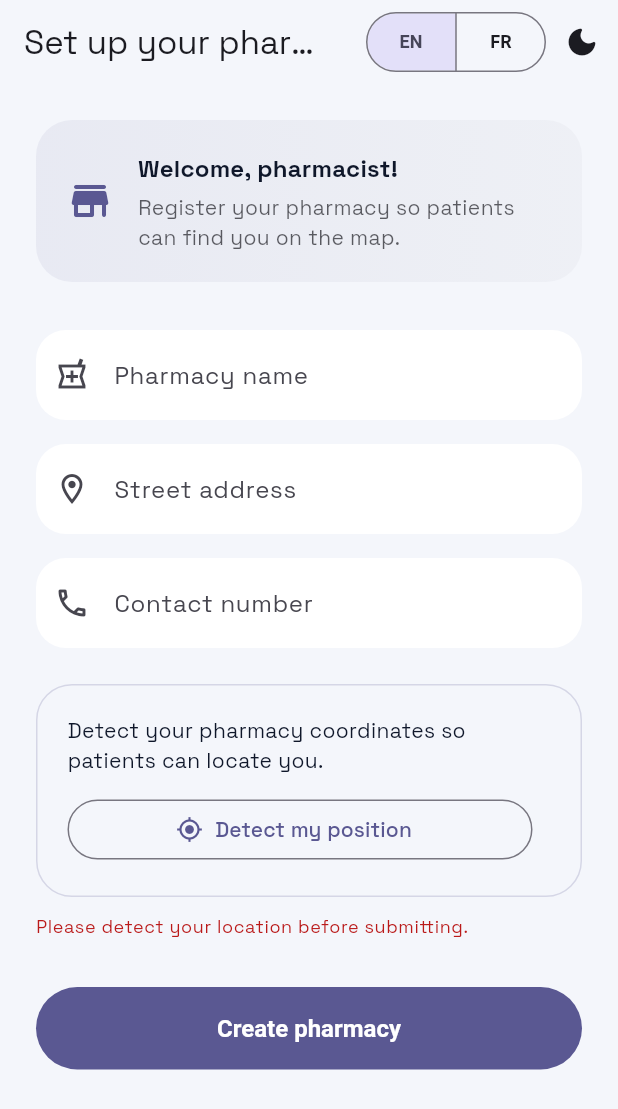
After one commit to Kynmmarshall/drug_spot, a Flutter app: the PharmacySetupScreen screen opened directly, on a phone screen of 412 x 824 dp. The commit adds this screen. Shown: the top 1109 px of the screen. Run offline on Flutter 3.47's test engine with Material 3 defaults, Android fonts, the phone set to English and light mode, and no system bars; our stand-ins replace flutter_svg, google_fonts, shared_preferences; accounts and stored records are empty.

Commit message:
udate frontend routes and api service to meet backend setup

```diff
--- a/lib/core/app_state.dart
+++ b/lib/core/app_state.dart
@@ -36,6 +36,8 @@ class AppState extends ChangeNotifier {
 
   final ApiService _api;
   final LocationService _locationService;
+
+  ApiService get api => _api;
 
   // ── Initialization & auth state ──
 
@@ -80,7 +82,7 @@ class AppState extends ChangeNotifier {
 
   // ── User & profile data ──
 
-  UserProfile _profile = const UserProfile(
+  static const _emptyProfile = UserProfile(
     username: '',
     email: '',
     phone: '',
@@ -88,6 +90,8 @@ class AppState extends ChangeNotifier {
     avatarPath: 'assets/avatars/avatar_wave.svg',
     useAsset: true,
   );
+
+  UserProfile _profile = _emptyProfile;
   UserType _currentUserType = UserType.patient;
 
   UserType get currentUserType => _currentUserType;
@@ -102,6 +106,7 @@ class AppState extends ChangeNotifier {
   final GeoPoint patientLocation = const GeoPoint(lat: 3.876, lng: 11.514);
 
   String get primaryPharmacyId => _primaryPharmacyId ?? '';
+  bool get hasPharmacy => _primaryPharmacyId != null;
 
   Pharmacy get primaryPharmacy => _pharmacies[_primaryPharmacyId]!;
 
@@ -133,7 +138,7 @@ class AppState extends ChangeNotifier {
   }
 
   double _distanceBetween(GeoPoint a, GeoPoint b) {
-    const radius = 6371; // km
+    const radius = 6371;
     final dLat = _degToRad(b.lat - a.lat);
     final dLng = _degToRad(b.lng - a.lng);
     final aa = math.sin(dLat / 2) * math.sin(dLat / 2) +
@@ -167,15 +172,23 @@ class AppState extends ChangeNotifier {
 
   // ── Auth ──
 
-  Future<void> login(String username, String password) async {
+  void _applyUserData(Map<String, dynamic> userData) {
+    _profile = UserProfile.fromJson(userData);
+    _currentUserType =
+        _profile.userType == 'pharmacy' ? UserType.pharmacy : UserType.patient;
+  }
+
+  Future<Map<String, dynamic>> login(String username, String password) async {
     _isLoading = true;
     _error = null;
     notifyListeners();
 
     try {
-      await _api.login(username, password);
-      await _loadUserData();
+      final data = await _api.login(username, password);
+      _applyUserData(data['user'] as Map<String, dynamic>);
+      await _loadAppData();
       _isLoggedIn = true;
+      return data;
     } on ApiException catch (e) {
       _error = e.message;
       rethrow;
@@ -185,7 +198,7 @@ class AppState extends ChangeNotifier {
     }
   }
 
-  Future<void> register({
+  Future<Map<String, dynamic>> register({
     required String username,
     required String email,
     required String phone,
@@ -197,13 +210,17 @@ class AppState extends ChangeNotifier {
     notifyListeners();
 
     try {
-      await _api.register(
+      final data = await _api.register(
         username: username,
         email: email,
         phone: phone,
         password: password,
         userType: userType == UserType.pharmacy ? 'pharmacy' : 'patient',
       );
+      _applyUserData(data['user'] as Map<String, dynamic>);
+      await _loadAppData();
+      _isLoggedIn = true;
+      return data;
     } on ApiException catch (e) {
       _error = e.message;
       rethrow;
@@ -214,30 +231,25 @@ class AppState extends ChangeNotifier {
   }
 
   Future<void> logout() async {
-    await _api.clearToken();
+    await _api.logout();
     _isLoggedIn = false;
     _pharmacies = {};
     _medicines = [];
     _requests = [];
     _primaryPharmacyId = null;
-    _profile = const UserProfile(
-      username: '',
-      email: '',
-      phone: '',
-      bio: '',
-      avatarPath: 'assets/avatars/avatar_wave.svg',
-      useAsset: true,
-    );
+    _profile = _emptyProfile;
     notifyListeners();
   }
 
   Future<void> _loadUserData() async {
     final profileData = await _api.getProfile();
     _profile = UserProfile.fromJson(profileData);
-    _currentUserType = _profile.userType == 'pharmacy'
-        ? UserType.pharmacy
-        : UserType.patient;
+    _currentUserType =
+        _profile.userType == 'pharmacy' ? UserType.pharmacy : UserType.patient;
+    await _loadAppData();
+  }
 
+  Future<void> _loadAppData() async {
     await loadPharmacies();
     await loadMedicines();
     await loadMedicineRequests();
@@ -249,6 +261,28 @@ class AppState extends ChangeNotifier {
           .map((p) => p.id)
           .firstOrNull;
     }
+  }
+
+  // ── Pharmacy creation ──
+
+  Future<void> createPharmacy({
+    required String name,
+    required String address,
+    required double lat,
+    required double lng,
+    required String phone,
+  }) async {
+    final json = await _api.createPharmacy(
+      name: name,
+      address: address,
+      lat: lat,
+      lng: lng,
+      phone: phone,
+    );
+    final pharmacy = Pharmacy.fromJson(json);
+    _pharmacies[pharmacy.id] = pharmacy;
+    _primaryPharmacyId = pharmacy.id;
+    notifyListeners();
   }
 
   // ── Data loading ──
@@ -317,8 +351,8 @@ class AppState extends ChangeNotifier {
   // ── Profile ──
 
   Future<void> updateProfile(UserType type, UserProfile profile) async {
-    await _api.updateProfile(profile.toJson());
-    _profile = profile;
+    final data = await _api.updateProfile(profile.toJson());
+    _profile = UserProfile.fromJson(data);
     notifyListeners();
   }
 }
--- a/lib/core/localizer.dart
+++ b/lib/core/localizer.dart
@@ -104,6 +104,19 @@ class Localizer {
       'med_created': 'Medicine added successfully.',
       'med_updated': 'Medicine updated successfully.',
       'med_deleted': 'Medicine removed.',
+      'pharmacy_setup_title': 'Set up your pharmacy',
+      'pharmacy_setup_welcome': 'Welcome, pharmacist!',
+      'pharmacy_setup_subtitle':
+          'Register your pharmacy so patients can find you on the map.',
+      'pharmacy_setup_name': 'Pharmacy name',
+      'pharmacy_setup_name_error': 'Pharmacy name is required',
+      'pharmacy_setup_address': 'Street address',
+      'pharmacy_setup_address_error': 'Address is required',
+      'pharmacy_setup_location_hint':
+          'Detect your pharmacy coordinates so patients can locate you.',
+      'pharmacy_setup_location_required':
+          'Please detect your location before submitting.',
+      'pharmacy_setup_submit': 'Create pharmacy',
     },
     AppLanguage.fr: {
       'login_title': 'Trouvez une pharmacie fiable près de vous',
@@ -203,6 +216,19 @@ class Localizer {
       'med_created': 'Médicament ajouté.',
       'med_updated': 'Médicament mis à jour.',
       'med_deleted': 'Médicament supprimé.',
+      'pharmacy_setup_title': 'Configurez votre pharmacie',
+      'pharmacy_setup_welcome': 'Bienvenue, pharmacien !',
+      'pharmacy_setup_subtitle':
+          'Enregistrez votre pharmacie pour que les patients vous trouvent sur la carte.',
+      'pharmacy_setup_name': 'Nom de la pharmacie',
+      'pharmacy_setup_name_error': 'Le nom est obligatoire',
+      'pharmacy_setup_address': 'Adresse',
+      'pharmacy_setup_address_error': "L'adresse est obligatoire",
+      'pharmacy_setup_location_hint':
+          'Détectez les coordonnées de votre pharmacie pour être localisable.',
+      'pharmacy_setup_location_required':
+          'Veuillez détecter votre position avant de soumettre.',
+      'pharmacy_setup_submit': 'Créer la pharmacie',
     },
   };
 
--- a/lib/main.dart
+++ b/lib/main.dart
@@ -7,6 +7,7 @@ import 'models/user_type.dart';
 import 'screens/login_screen.dart';
 import 'screens/patient_dashboard_screen.dart';
 import 'screens/pharmacy_dashboard_screen.dart';
+import 'screens/pharmacy_setup_screen.dart';
 
 void main() {
   WidgetsFlutterBinding.ensureInitialized();
@@ -70,6 +71,9 @@ class _DrugSpotAppState extends State<DrugSpotApp> {
     }
 
     if (_state.isLoggedIn) {
+      if (_state.currentUserType == UserType.pharmacy && !_state.hasPharmacy) {
+        return const PharmacySetupScreen();
+      }
       return _state.currentUserType == UserType.pharmacy
           ? const PharmacyDashboardScreen()
           : const PatientDashboardScreen();
--- /dev/null
+++ b/lib/screens/pharmacy_setup_screen.dart
@@ -0,0 +1,261 @@
+import 'package:flutter/material.dart';
+
+import '../core/context_extensions.dart';
+import '../models/geo_point.dart';
+import '../services/api_service.dart';
+import '../widgets/language_toggle.dart';
+import '../widgets/theme_toggle_button.dart';
+import 'pharmacy_dashboard_screen.dart';
+
+class PharmacySetupScreen extends StatefulWidget {
+  const PharmacySetupScreen({super.key});
+
+  @override
+  State<PharmacySetupScreen> createState() => _PharmacySetupScreenState();
+}
+
+class _PharmacySetupScreenState extends State<PharmacySetupScreen> {
+  final _formKey = GlobalKey<FormState>();
+  final _nameController = TextEditingController();
+  final _addressController = TextEditingController();
+  final _phoneController = TextEditingController();
+  bool _submitting = false;
+  bool _locating = false;
+  GeoPoint? _detectedPoint;
+
+  @override
+  void dispose() {
+    _nameController.dispose();
+    _addressController.dispose();
+    _phoneController.dispose();
+    super.dispose();
+  }
+
+  @override
+  Widget build(BuildContext context) {
+    final theme = Theme.of(context);
+    final l10n = context.l10n;
+    final padding = MediaQuery.of(context).viewInsets.bottom + 24;
+
+    return Scaffold(
+      appBar: AppBar(
+        title: Text(l10n.t('pharmacy_setup_title')),
+        automaticallyImplyLeading: false,
+        actions: const [LanguageToggle(dense: true), ThemeToggleButton()],
+      ),
+      body: SafeArea(
+        child: SingleChildScrollView(
+          padding: EdgeInsets.fromLTRB(24, 24, 24, padding),
+          child: Column(
+            crossAxisAlignment: CrossAxisAlignment.start,
+            children: [
+              Container(
+                padding: const EdgeInsets.all(20),
+                decoration: BoxDecoration(
+                  borderRadius: BorderRadius.circular(24),
+                  gradient: LinearGradient(
+                    colors: [
+                      theme.colorScheme.primary.withValues(alpha: 0.08),
+                      theme.colorScheme.secondary.withValues(alpha: 0.04),
+                    ],
+                  ),
+                ),
+                child: Row(
+                  children: [
+                    Icon(Icons.store_rounded,
+                        color: theme.colorScheme.primary, size: 32),
+                    const SizedBox(width: 16),
+                    Expanded(
+                      child: Column(
+                        crossAxisAlignment: CrossAxisAlignment.start,
+                        children: [
+                          Text(
+                            l10n.t('pharmacy_setup_welcome'),
+                            style: theme.textTheme.titleMedium
+                                ?.copyWith(fontWeight: FontWeight.w700),
+                          ),
+                          const SizedBox(height: 4),
+                          Text(
+                            l10n.t('pharmacy_setup_subtitle'),
+                            style: theme.textTheme.bodyMedium?.copyWith(
+                              color: theme.colorScheme.onSurface
+                                  .withValues(alpha: 0.7),
+                            ),
+                          ),
+                        ],
+                      ),
+                    ),
+                  ],
+                ),
+              ),
+              const SizedBox(height: 32),
+              Form(
+                key: _formKey,
+                child: Column(
+                  children: [
+                    TextFormField(
+                      controller: _nameController,
+                      decoration: InputDecoration(
+                        labelText: l10n.t('pharmacy_setup_name'),
+                        prefixIcon: const Icon(Icons.local_pharmacy_outlined),
+                      ),
+                      validator: (v) => v == null || v.trim().isEmpty
+                          ? l10n.t('pharmacy_setup_name_error')
+                          : null,
+                    ),
+                    const SizedBox(height: 16),
+                    TextFormField(
+                      controller: _addressController,
+                      decoration: InputDecoration(
+                        labelText: l10n.t('pharmacy_setup_address'),
+                        prefixIcon: const Icon(Icons.location_on_outlined),
+                      ),
+                      validator: (v) => v == null || v.trim().isEmpty
+                          ? l10n.t('pharmacy_setup_address_error')
+                          : null,
+                    ),
+                    const SizedBox(height: 16),
+                    TextFormField(
+                      controller: _phoneController,
+                      keyboardType: TextInputType.phone,
+                      decoration: InputDecoration(
+                        labelText: l10n.t('input_phone'),
+                        prefixIcon: const Icon(Icons.phone_outlined),
+                      ),
+                      validator: (v) => v == null || v.trim().isEmpty
+                          ? l10n.t('error_phone')
+                          : null,
+                    ),
+                    const SizedBox(height: 24),
+                    Container(
+                      padding: const EdgeInsets.all(20),
+                      decoration: BoxDecoration(
+                        borderRadius: BorderRadius.circular(24),
+                        border: Border.all(
+                          color: theme.colorScheme.primary
+                              .withValues(alpha: 0.2),
+                        ),
+                      ),
+                      child: Column(
+                        crossAxisAlignment: CrossAxisAlignment.start,
+                        children: [
+                          Text(
+                            l10n.t('pharmacy_setup_location_hint'),
+                            style: theme.textTheme.bodyMedium,
+                          ),
+                          const SizedBox(height: 12),
+                          Row(
+                            children: [
+                              Expanded(
+                                child: OutlinedButton.icon(
+                                  onPressed:
+                                      _locating ? null : _handleDetectLocation,
+                                  icon: const Icon(Icons.my_location),
+                                  label: Text(
+                                    _locating
+                                        ? l10n.t('detecting_location')
+                                        : l10n.t('detect_location'),
+                                  ),
+                                ),
+                              ),
+                              const SizedBox(width: 12),
+                              if (_detectedPoint != null)
+                                Chip(
+                                  avatar: const Icon(Icons.check_circle,
+                                      size: 18),
+                                  label: Text(
+                                    _detectedPoint!.formatted(
+                                        context.appState.language),
+                                  ),
+                                ),
+                            ],
+                          ),
+                        ],
+                      ),
+                    ),
+                  ],
+                ),
+              ),
+              if (_detectedPoint == null) ...[
+                const SizedBox(height: 12),
+                Text(
+                  l10n.t('pharmacy_setup_location_required'),
+                  style: theme.textTheme.bodySmall?.copyWith(
+                    color: theme.colorScheme.error,
+                  ),
+                ),
+              ],
+              const SizedBox(height: 32),
+              SizedBox(
+                width: double.infinity,
+                child: FilledButton(
+                  onPressed: _submitting ? null : _handleSubmit,
+                  style: FilledButton.styleFrom(
+                    padding: const EdgeInsets.symmetric(vertical: 18),
+                    textStyle: const TextStyle(
+                      fontSize: 16,
+                      fontWeight: FontWeight.w600,
+                    ),
+                  ),
+                  child: _submitting
+                      ? const SizedBox(
+                          height: 20,
+                          width: 20,
+                          child: CircularProgressIndicator(strokeWidth: 2),
+                        )
+                      : Text(l10n.t('pharmacy_setup_submit')),
+                ),
+              ),
+            ],
+          ),
+        ),
+      ),
+    );
+  }
+
+  Future<void> _handleDetectLocation() async {
+    setState(() => _locating = true);
+    final point = await context.appState.detectLocation();
+    if (!mounted) return;
+    setState(() {
+      _locating = false;
+      _detectedPoint = point;
+    });
+  }
+
+  Future<void> _handleSubmit() async {
+    if (!(_formKey.currentState?.validate() ?? false)) return;
+    if (_detectedPoint == null) {
+      ScaffoldMessenger.of(context).showSnackBar(
+        SnackBar(content: Text(context.l10n.t('pharmacy_setup_location_required'))),
+      );
+      return;
+    }
+
+    setState(() => _submitting = true);
+
+    try {
+      await context.appState.createPharmacy(
+        name: _nameController.text.trim(),
+        address: _addressController.text.trim(),
+        lat: _detectedPoint!.lat,
+        lng: _detectedPoint!.lng,
+        phone: _phoneController.text.trim(),
+      );
+
+      if (!mounted) return;
+
+      Navigator.of(context).pushAndRemoveUntil(
+        MaterialPageRoute(builder: (_) => const PharmacyDashboardScreen()),
+        (_) => false,
+      );
+    } on ApiException catch (e) {
+      if (!mounted) return;
+      ScaffoldMessenger.of(context).showSnackBar(
+        SnackBar(content: Text(e.message)),
+      );
+    } finally {
+      if (mounted) setState(() => _submitting = false);
+    }
+  }
+}
```
Also changed, not shown: lib/screens/login_screen.dart (+9 -3 lines), lib/screens/registration_screen.dart (+17 -5 lines), lib/services/api_service.dart (+160 -76 lines).
